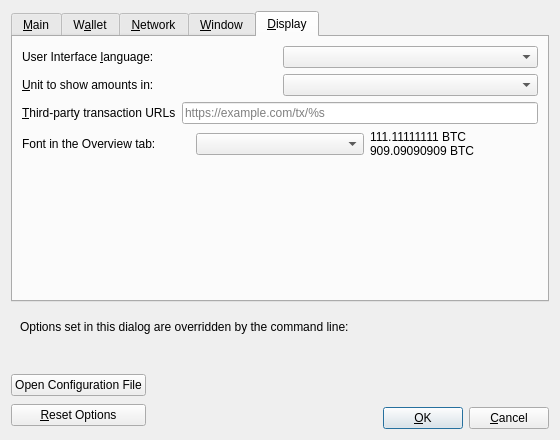
Before: the Qt Designer form src/qt/forms/optionsdialog.ui in adaloveless/YukiCoin, drawn with Qt 5.
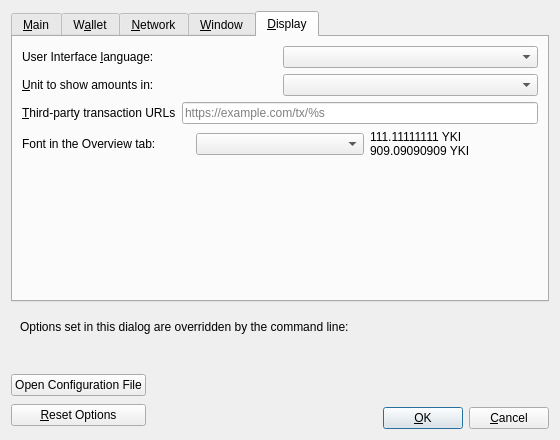
After: the same form once the commit is applied. The open tabs and pages were chosen to show the change. Custom widgets are drawn as their Qt base class.

Patch:
```diff
--- a/src/qt/forms/optionsdialog.ui
+++ b/src/qt/forms/optionsdialog.ui
@@ -779,8 +779,8 @@
          <item>
           <widget class="QLabel" name="moneyFont_preview">
            <property name="text">
-            <string notr="true">111.11111111 BTC
-909.09090909 BTC</string>
+            <string notr="true">111.11111111 YKI
+909.09090909 YKI</string>
            </property>
           </widget>
          </item>
```
